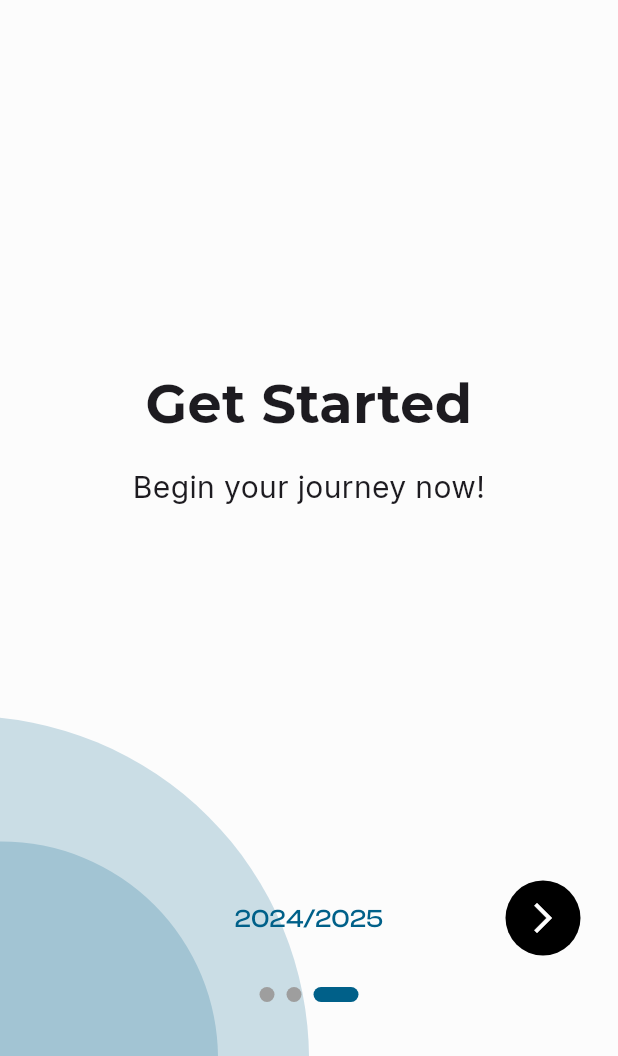
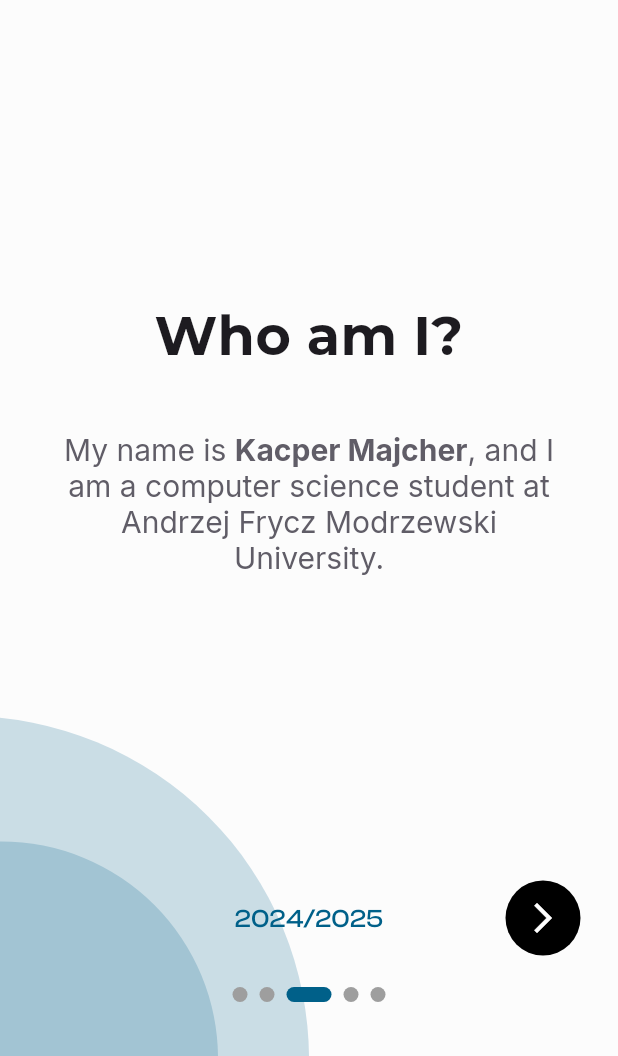
Before and after one commit to KacperMajcher/thesis_app, a Flutter app: the OnboardingPage screen opened directly, swiped to page 3, on a phone screen of 412 x 824 dp, the part 180-1236 px from its top. Run offline on Flutter 3.47's test engine with Material 3 defaults, Android fonts, the phone set to English and light mode, and no system bars; drawn by our look-alikes of smooth_page_indicator; our stand-ins replace firebase_auth, firebase_core, flutter_bloc, flutter_svg, freezed_annotation, get_it and 2 more; accounts and stored records are empty.

Commit message:
feat: Enhance OnboardingPage with dynamic content and improved navigation

```diff
--- a/lib/features/welcome/presentation/onboarding_page.dart
+++ b/lib/features/welcome/presentation/onboarding_page.dart
@@ -3,6 +3,7 @@ import 'package:google_fonts/google_fonts.dart';
 import 'package:smooth_page_indicator/smooth_page_indicator.dart';
 import 'package:thesis_app/app/themed_scaffold.dart';
 import 'package:thesis_app/features/auth/presentation/login_page.dart';
+import 'package:thesis_app/features/welcome/domain/models/onboarding.dart';
 import 'package:thesis_app/features/widgets/thesis_year.dart';
 
 class OnboardingPage extends StatefulWidget {
@@ -17,24 +18,91 @@ class _OnboardingPageState extends State<OnboardingPage> {
   int _currentPage = 0;
 
   void _onNextPressed(BuildContext context) {
-    if (_currentPage < 2) {
+    if (_currentPage < _pages.length - 1) {
       _pageController.nextPage(
         duration: const Duration(milliseconds: 300),
         curve: Curves.easeInOut,
       );
     } else {
       Navigator.of(context).pushReplacement(
-        MaterialPageRoute(builder: (context) => const LoginPage()),
+        MaterialPageRoute(
+          builder: (context) => const LoginPage(),
+        ),
       );
     }
   }
+
+  static final TextStyle boldStyle = GoogleFonts.inter(
+    fontWeight: FontWeight.bold,
+    fontSize: 20,
+    color: const Color(0xFF605D67),
+  );
+
+  final List<Onboarding> _pages = [
+    Onboarding(
+      title: 'Welcome!',
+      description:
+          'This application was created as part of my thesis at Andrzej Frycz Modrzewski University in Krakow during the academic year 2024/2025.',
+    ),
+    Onboarding(
+      title: 'Goal',
+      description:
+          'The goal of the application is to demonstrate the practical use of unit tests through an example of the login functionality in a mobile application.',
+    ),
+    Onboarding(
+      title: 'Who am I?',
+      descriptionSpans: [
+        const TextSpan(text: 'My name is '),
+        TextSpan(
+          text: 'Kacper Majcher',
+          style: boldStyle,
+        ),
+        const TextSpan(
+          text:
+              ', and I am a computer science student at Andrzej Frycz Modrzewski University.',
+        ),
+      ],
+    ),
+    Onboarding(
+      title: 'Who am I?',
+      descriptionSpans: [
+        const TextSpan(text: 'I am passionate about '),
+        TextSpan(
+          text: 'developing mobile applications',
+          style: boldStyle,
+        ),
+        const TextSpan(text: ' and creating efficient, '),
+        TextSpan(
+          text: 'well-tested systems.',
+          style: boldStyle,
+        ),
+        const TextSpan(
+          text:
+              ' As part of this project, I decided to combine these interests by designing and implementing the application following the best practices in software engineering.',
+        ),
+      ],
+    ),
+    Onboarding(
+      title: 'The application',
+      descriptionSpans: [
+        const TextSpan(
+          text: '- An example of the login process using ',
+        ),
+        TextSpan(
+          text: 'Firebase',
+          style: boldStyle,
+        ),
+        const TextSpan(text: '.'),
+      ],
+    ),
+  ];
 
   @override
   Widget build(BuildContext context) {
     return ThemedScaffold(
       body: Column(
         children: [
-          SizedBox(height: 60),
+          const SizedBox(height: 60),
           Padding(
             padding: const EdgeInsets.symmetric(horizontal: 10),
             child: Row(
@@ -55,32 +123,27 @@ class _OnboardingPageState extends State<OnboardingPage> {
                     ),
                   ),
                 ),
-                SizedBox(width: 60),
+                const SizedBox(width: 60),
               ],
             ),
           ),
           Expanded(
-            child: PageView(
+            child: PageView.builder(
               controller: _pageController,
+              itemCount: _pages.length,
               onPageChanged: (index) {
                 setState(() {
                   _currentPage = index;
                 });
               },
-              children: [
-                _buildPage(
-                  title: 'Welcome to the App',
-                  description: 'This is the first onboarding screen.',
-                ),
-                _buildPage(
-                  title: 'Track Your Progress',
-                  description: 'Learn how to manage your thesis efficiently.',
-                ),
-                _buildPage(
-                  title: 'Get Started',
-                  description: 'Begin your journey now!',
-                ),
-              ],
+              itemBuilder: (context, index) {
+                final item = _pages[index];
+                return _buildPage(
+                  title: item.title,
+                  description: item.description,
+                  descriptionSpans: item.descriptionSpans,
+                );
+              },
             ),
           ),
           ThesisYear(
@@ -92,7 +155,7 @@ class _OnboardingPageState extends State<OnboardingPage> {
               children: [
                 SmoothPageIndicator(
                   controller: _pageController,
-                  count: 3,
+                  count: _pages.length,
                   effect: const ExpandingDotsEffect(
                     dotHeight: 10,
                     dotWidth: 10,
@@ -111,10 +174,11 @@ class _OnboardingPageState extends State<OnboardingPage> {
 
   Widget _buildPage({
     required String title,
-    required String description,
+    String? description,
+    List<InlineSpan>? descriptionSpans,
   }) {
     return Padding(
-      padding: const EdgeInsets.symmetric(horizontal: 30),
+      padding: const EdgeInsets.symmetric(horizontal: 40),
       child: Column(
         mainAxisAlignment: MainAxisAlignment.center,
         children: [
@@ -126,11 +190,25 @@ class _OnboardingPageState extends State<OnboardingPage> {
             ),
             textAlign: TextAlign.center,
           ),
-          const SizedBox(height: 16),
+          const SizedBox(height: 40),
+          if (descriptionSpans != null)
+            RichText(
+              textAlign: TextAlign.center,
+              text: TextSpan(
+                style: GoogleFonts.inter(
+                  fontWeight: FontWeight.w400,
+                  fontSize: 20,
+                  color: const Color(0xFF605D67),
+                ),
+                children: descriptionSpans,
+              ),
+            )
+          else if (description != null)
             Text(
               description,
               style: GoogleFonts.inter(
                 fontWeight: FontWeight.w400,
+                color: const Color(0xFF605D67),
                 fontSize: 20,
               ),
               textAlign: TextAlign.center,
```
Lines whose indentation alone changed are shown as unchanged.
